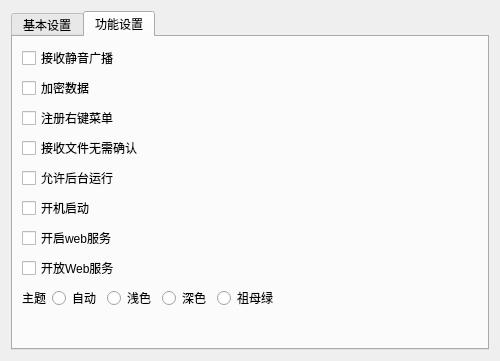
Above: src/Setting.ui from fgsq-team/LANShare-PC before the change. Below: the same form after it.
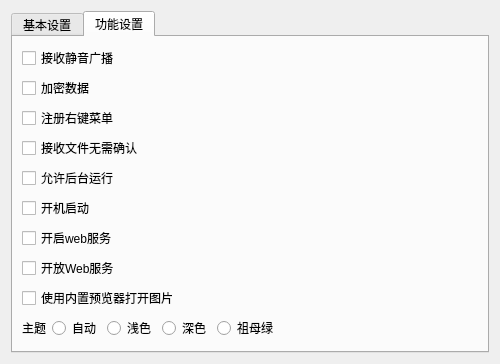
That is the form after the change. The open tabs and pages were chosen to show the change.

Commit message: 1.增加继续发送功能 2.优化气泡布局 3.消息增加图片预览

```diff
--- a/src/Setting.ui
+++ b/src/Setting.ui
@@ -255,6 +255,13 @@
          </property>
         </widget>
        </item>
+       <item>
+        <widget class="QCheckBox" name="useInternalPreview">
+         <property name="text">
+          <string>使用内置预览器打开图片</string>
+         </property>
+        </widget>
+       </item>
        <item>
         <layout class="QHBoxLayout" name="horizontalLayout_2">
          <item>
```
The commit also changes 15 other files.
